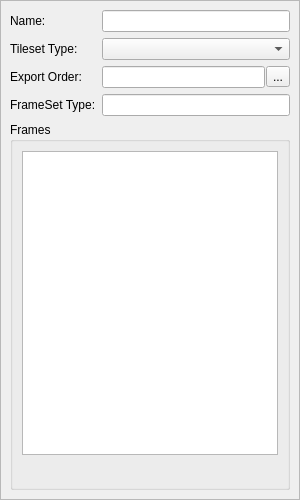
This is src/gui-qt/metasprite/metasprite/framesetdock.ui in undisbeliever/untech-editor as Qt 5 draws it before an edit. The edited form follows.
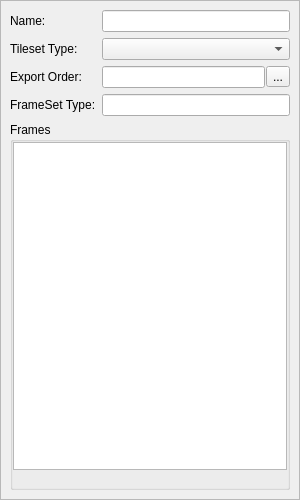
This is the edited form. Custom widgets are drawn as their Qt base class.

Commit message:
gui-ms: gui-si: clean up sidebars
 * TreeView/ListView minimum height set to 100

 * Margins surrounding the TreeView/ListViews and their buttons set to 0

 * AnimationDock::animationFrames was put inside a GroupBox so it
   matches the Frame and FrameSet docks

Diff of the .ui file:
```diff
--- a/src/gui-qt/metasprite/metasprite/framesetdock.ui
+++ b/src/gui-qt/metasprite/metasprite/framesetdock.ui
@@ -134,7 +134,22 @@
           <property name="title">
            <string>Frames</string>
           </property>
-          <layout class="QVBoxLayout" name="verticalLayout_2">
+          <layout class="QVBoxLayout" name="verticalLayout2">
+           <property name="spacing">
+            <number>0</number>
+           </property>
+           <property name="leftMargin">
+            <number>0</number>
+           </property>
+           <property name="topMargin">
+            <number>0</number>
+           </property>
+           <property name="rightMargin">
+            <number>0</number>
+           </property>
+           <property name="bottomMargin">
+            <number>0</number>
+           </property>
            <item>
             <widget class="QListView" name="frameList">
              <property name="sizePolicy">
@@ -143,6 +158,12 @@
                <verstretch>0</verstretch>
               </sizepolicy>
              </property>
+             <property name="minimumSize">
+              <size>
+               <width>0</width>
+               <height>100</height>
+              </size>
+             </property>
              <property name="selectionMode">
               <enum>QAbstractItemView::SingleSelection</enum>
              </property>
```
The commit also changes 5 other files.
